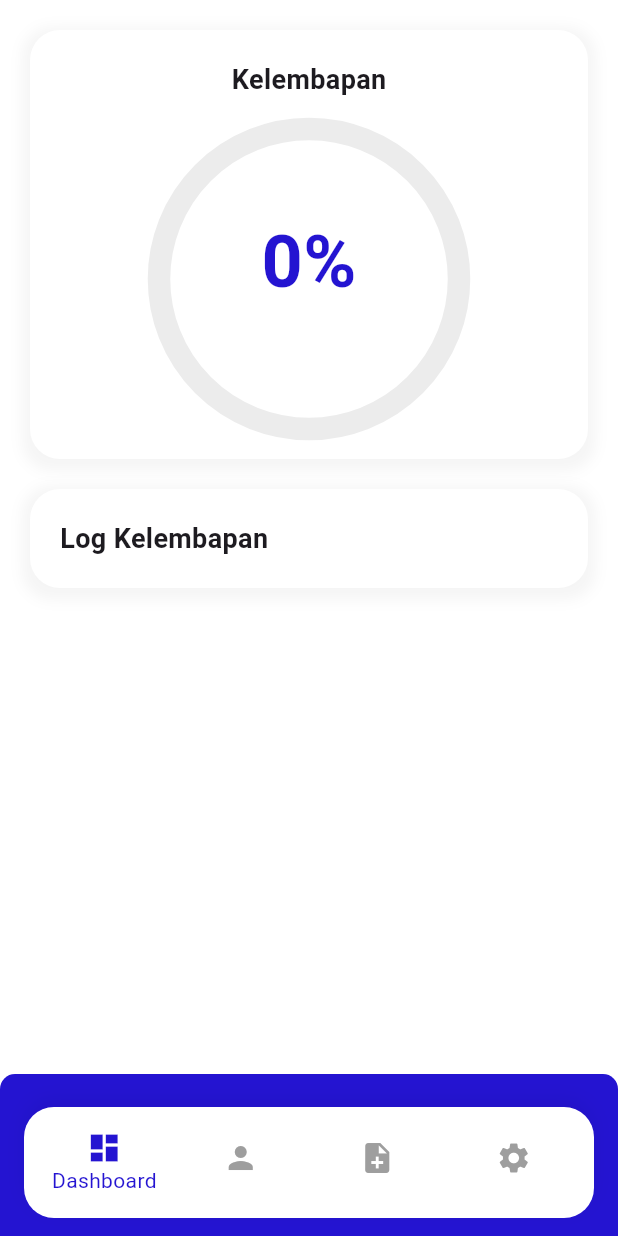
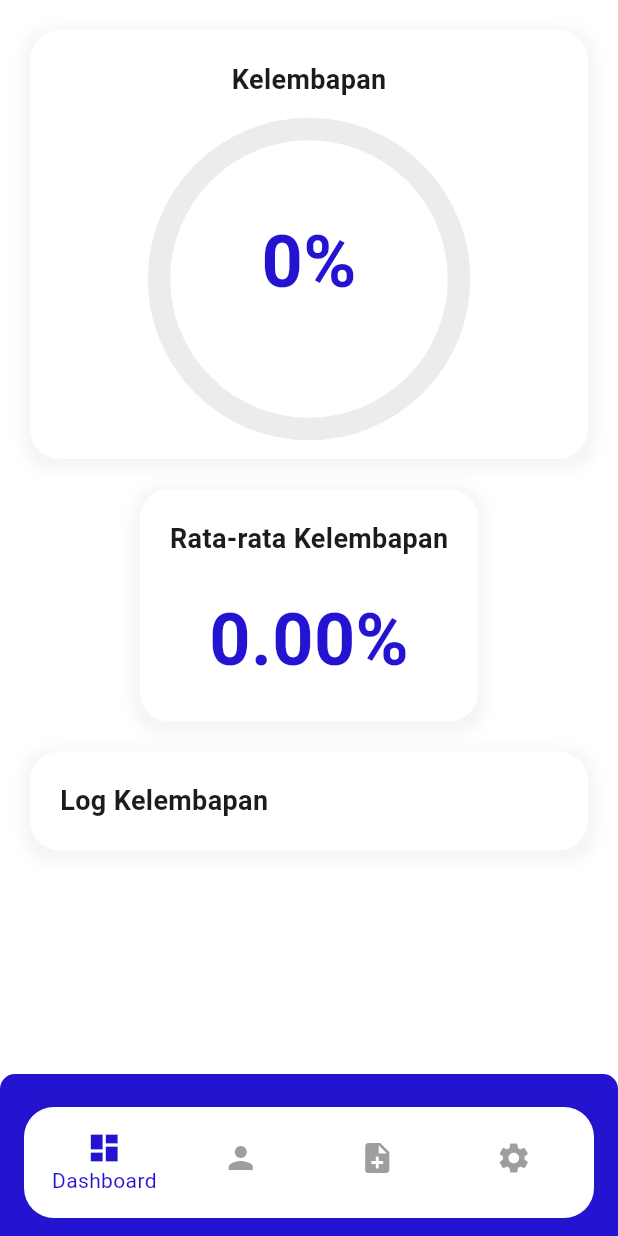
Before and after one commit to thoriq919/seam-flutter, a Flutter app: the screen it shows once a user with an empty profile is signed in, on a phone screen of 412 x 824 dp. Run offline on Flutter 3.47's test engine with Material 3 defaults, Android fonts, the phone set to English and light mode, and no system bars; our stand-ins replace bloc, cloud_firestore, email_validator, firebase_auth, firebase_core, firebase_database and 3 more; missing offline and left inert: firebase_in_app_messaging; accounts and stored records are empty.

Commit message:
feat: tambah fitur rata - rata

```diff
--- a/lib/screens/admin/dashboard.dart
+++ b/lib/screens/admin/dashboard.dart
@@ -27,6 +27,7 @@ class _DashboardHomePageState extends State<DashboardHomePage> {
   List<Map<String, String>> humidityHistory = [];
   Map<String, IconData> arrowDirections = {};
   Map<String, Color> arrowColors = {}; // Store arrow colors for each entry
+  double averageHumidity = 0;
 
   @override
   void initState() {
@@ -38,6 +39,10 @@ class _DashboardHomePageState extends State<DashboardHomePage> {
     _databaseReference.onValue.listen((event) {
       final dataSnapshot = event.snapshot;
       final historyList = <Map<String, String>>[];
+      double totalHumidity = 0;
+
+      final oneWeekAgo =
+          DateTime.now().subtract(const Duration(days: 7)); // 7 hari lalu
 
       if (dataSnapshot.exists) {
         dataSnapshot.children.forEach((childSnapshot) {
@@ -47,21 +52,33 @@ class _DashboardHomePageState extends State<DashboardHomePage> {
           final id = childSnapshot.key;
 
           if (waktu != null && id != null) {
-            final formattedTime = DateFormat('HH:mm')
-                .format(DateTime.fromMillisecondsSinceEpoch(waktu));
+            final entryDate = DateTime.fromMillisecondsSinceEpoch(waktu);
+
+            // Filter hanya data dalam rentang satu minggu terakhir
+            if (entryDate.isAfter(oneWeekAgo)) {
+              final formattedTime = DateFormat('HH:mm').format(entryDate);
+              final formattedDate = DateFormat('yyyy-MM-dd').format(entryDate);
 
               historyList.add({
                 'id': id,
                 'tingkat_kelembapan': lembap,
                 'waktu': formattedTime,
+                'tanggal': formattedDate,
                 'epoch': waktu.toString(),
               });
+              totalHumidity += double.parse(lembap);
+            }
           }
         });
 
         // Sort by epoch time in descending order
         historyList.sort(
             (a, b) => int.parse(b['epoch']!).compareTo(int.parse(a['epoch']!)));
+
+        // Calculate average humidity
+        if (historyList.isNotEmpty) {
+          averageHumidity = totalHumidity / historyList.length;
+        }
 
         // Calculate arrow directions and colors by comparing adjacent entries
         final newArrowDirections = <String, IconData>{};
@@ -183,6 +200,43 @@ class _DashboardHomePageState extends State<DashboardHomePage> {
                         ),
                       ),
                       const SizedBox(height: 20),
+                      // Average Humidity Indicator
+                      Container(
+                        padding: const EdgeInsets.all(20),
+                        decoration: BoxDecoration(
+                          color: Colors.white,
+                          borderRadius: BorderRadius.circular(20),
+                          boxShadow: [
+                            BoxShadow(
+                              color: Colors.grey.withOpacity(0.1),
+                              spreadRadius: 5,
+                              blurRadius: 7,
+                              offset: const Offset(0, 3),
+                            ),
+                          ],
+                        ),
+                        child: Column(
+                          children: [
+                            const Text(
+                              'Rata-rata Kelembapan',
+                              style: TextStyle(
+                                fontSize: 18,
+                                fontWeight: FontWeight.bold,
+                              ),
+                            ),
+                            const SizedBox(height: 20),
+                            Text(
+                              '${averageHumidity.toStringAsFixed(2)}%',
+                              style: TextStyle(
+                                fontSize: 48,
+                                fontWeight: FontWeight.bold,
+                                color: ColorTheme.primary,
+                              ),
+                            ),
+                          ],
+                        ),
+                      ),
+                      const SizedBox(height: 20),
                       Container(
                         decoration: BoxDecoration(
                           color: Colors.white,
```
Lines whose indentation alone changed are shown as unchanged.
